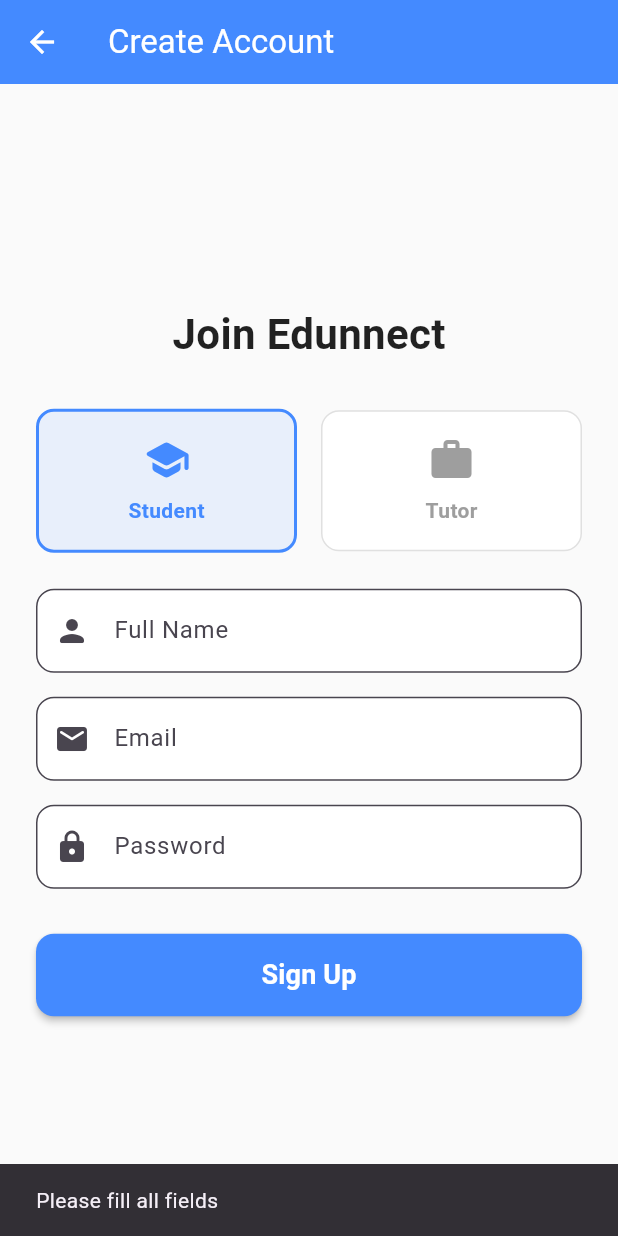
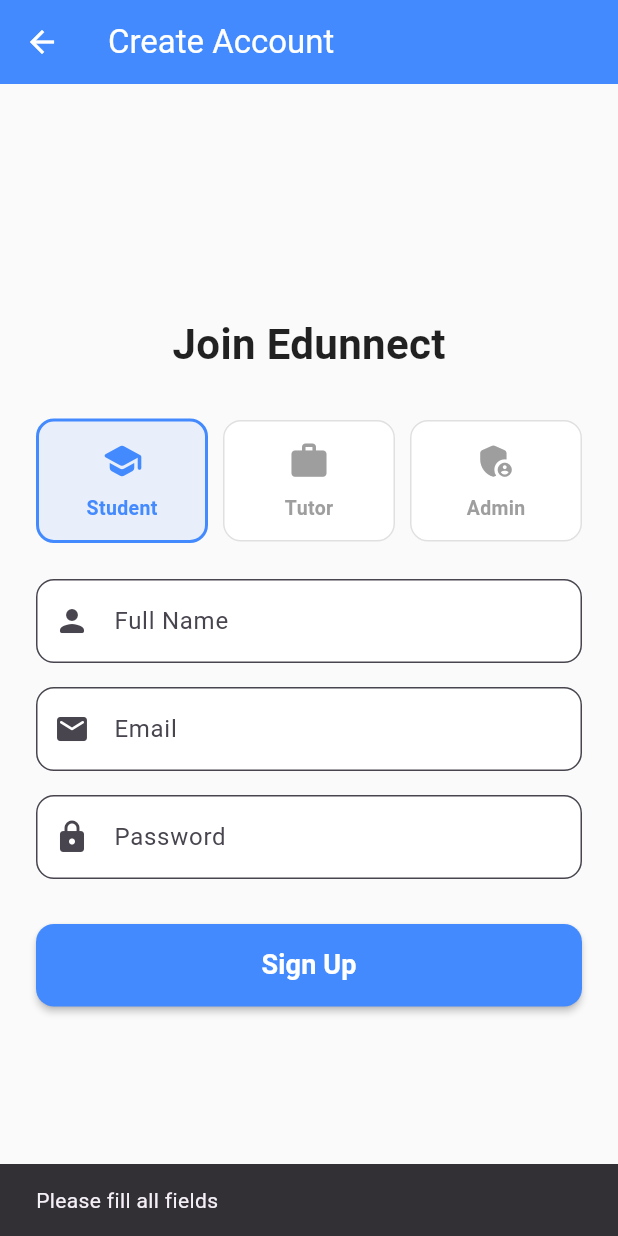
Before and after one commit to Adiitri/EDUNNECT-Smart-Learning-and-Tutor-Engagement-System, a Flutter app: the SignupScreen screen opened directly, after a tap on "Sign Up", on a phone screen of 412 x 824 dp. Run offline on Flutter 3.47's test engine with Material 3 defaults, Android fonts, the phone set to English and light mode, and no system bars; our stand-ins replace google_fonts, shared_preferences, socket_io_client; accounts and stored records are empty.

Commit message:
Updated signup page

```diff
--- a/mobile-app/lib/presentation/common/signup_screen.dart
+++ b/mobile-app/lib/presentation/common/signup_screen.dart
@@ -69,7 +69,7 @@
       setState(() => _isLoading = false);
       if (mounted) {
         ScaffoldMessenger.of(context).showSnackBar(
-          SnackBar(
+          const SnackBar(
             content: Text("Error connecting to server. Is it running?"),
             backgroundColor: Colors.red,
           ),
@@ -104,7 +104,7 @@
               ),
               const SizedBox(height: 30),
 
-              // ✅ NEW: The Role Selector UI
+              // ✅ UPDATED: 3-Role Selector UI (Student, Tutor, Admin)
               Row(
                 children: [
                   Expanded(
@@ -114,9 +114,17 @@
                       "student",
                     ),
                   ),
-                  const SizedBox(width: 16),
+                  const SizedBox(width: 10),
                   Expanded(
                     child: _buildRoleCard("Tutor", Icons.work_rounded, "tutor"),
+                  ),
+                  const SizedBox(width: 10),
+                  Expanded(
+                    child: _buildRoleCard(
+                      "Admin",
+                      Icons.admin_panel_settings_rounded,
+                      "admin",
+                    ),
                   ),
                 ],
               ),
@@ -207,7 +215,9 @@
       },
       child: AnimatedContainer(
         duration: const Duration(milliseconds: 200),
-        padding: const EdgeInsets.symmetric(vertical: 16),
+        padding: const EdgeInsets.symmetric(
+          vertical: 12,
+        ), // Slightly reduced padding
         decoration: BoxDecoration(
           color: isSelected
               ? Colors.blueAccent.withValues(alpha: 0.1)
@@ -222,13 +232,14 @@
           children: [
             Icon(
               icon,
-              size: 32,
+              size: 28, // Slightly reduced icon size to fit 3 items
               color: isSelected ? Colors.blueAccent : Colors.grey,
             ),
             const SizedBox(height: 8),
             Text(
               title,
               style: TextStyle(
+                fontSize: 13, // Slightly reduced font size to prevent overflow
                 fontWeight: FontWeight.bold,
                 color: isSelected ? Colors.blueAccent : Colors.grey,
               ),
```
